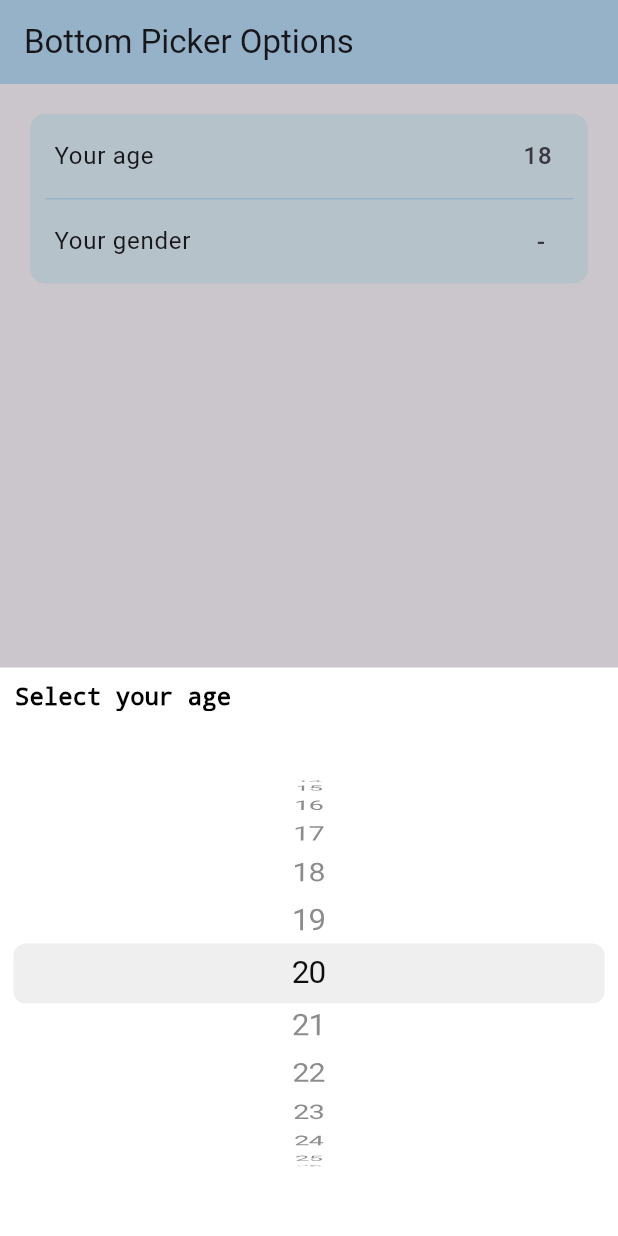
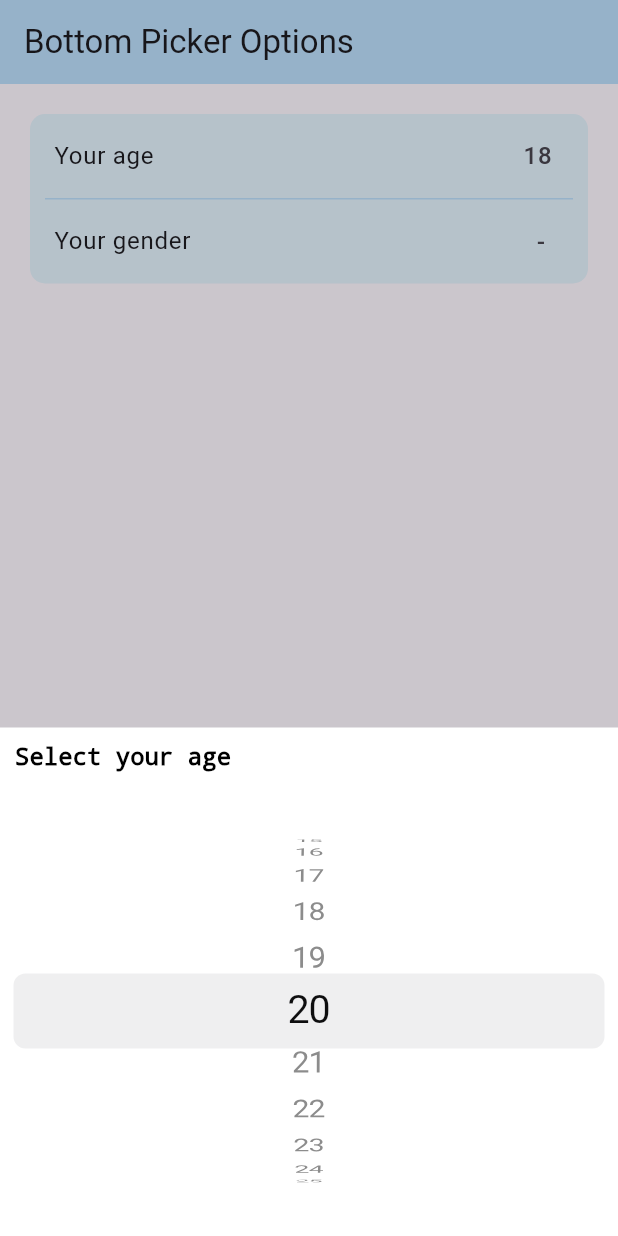
Before and after one commit to davidecarizzoni/bottom_options_picker, a Flutter app: the screen it shows after launch, after a tap on "Your age", on a phone screen of 412 x 824 dp. Run offline on Flutter 3.47's test engine with Material 3 defaults, Android fonts, the phone set to English and light mode, and no system bars.

Commit message:
fix(bottomPicker): fix scroll

```diff
--- a/lib/screens/home_screen.dart
+++ b/lib/screens/home_screen.dart
@@ -15,14 +15,17 @@ List<ListItem> genderOptions = [
   ListItem(
     value: 'M',
     label: 'Male',
+    text: 'Male description',
   ),
   ListItem(
     value: 'F',
     label: 'Female',
+    text: 'Female description',
   ),
   ListItem(
     value: 'O',
     label: 'Other',
+    text: 'Other description',
   ),
 ];
 
--- a/lib/widgets/bottom_picker.dart
+++ b/lib/widgets/bottom_picker.dart
@@ -24,11 +24,7 @@ class BottomPicker extends StatelessWidget {
         Container(
           width: double.infinity,
           color: Colors.white,
-          padding: const EdgeInsets.only(
-            left: 10,
-            top: 10,
-            right: 10,
-          ),
+          padding: const EdgeInsets.all(10),
           child: Text(
             title ?? '',
             style: const TextStyle(
@@ -41,9 +37,10 @@ class BottomPicker extends StatelessWidget {
         ),
         SizedBox(
           width: double.infinity,
-          height: 350,
+          height: 300,
           child: CupertinoPicker(
             backgroundColor: Colors.white,
+            magnification: 1.25,
             itemExtent: 40,
             scrollController: FixedExtentScrollController(
               initialItem: options.indexOf(
--- a/lib/widgets/bottom_picker_radio.dart
+++ b/lib/widgets/bottom_picker_radio.dart
@@ -71,7 +71,6 @@ class _BottomPickerRadioState extends State<BottomPickerRadio> {
                 children: [
                   ...widget.options.map(
                     (option) => ListTile(
-                      enableFeedback: true,
                       onTap: () => _onChanged(option.value, context),
                       title: Text(option.label),
                       subtitle:
```
